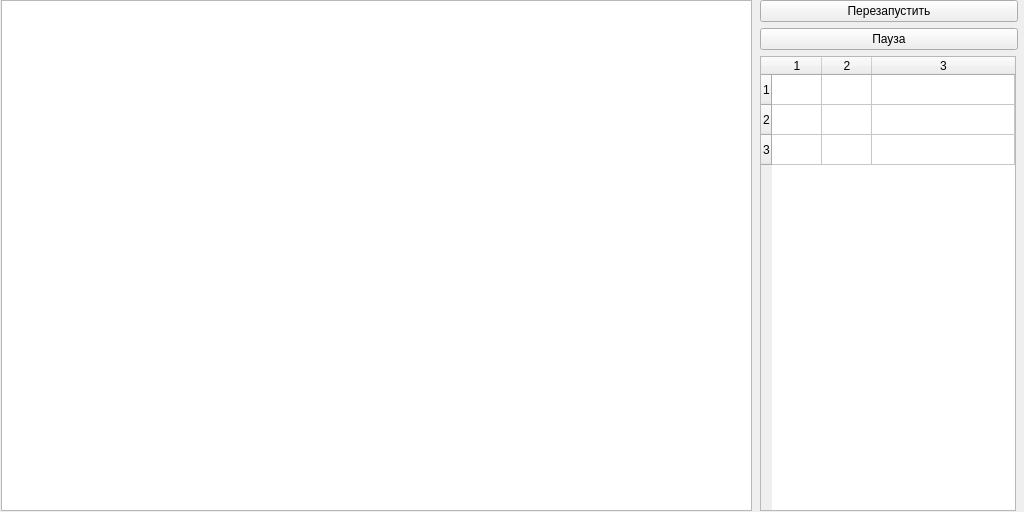
First picture: the form in data_graph.ui, repository a-styuf/oai_dd_pk, before the edit.
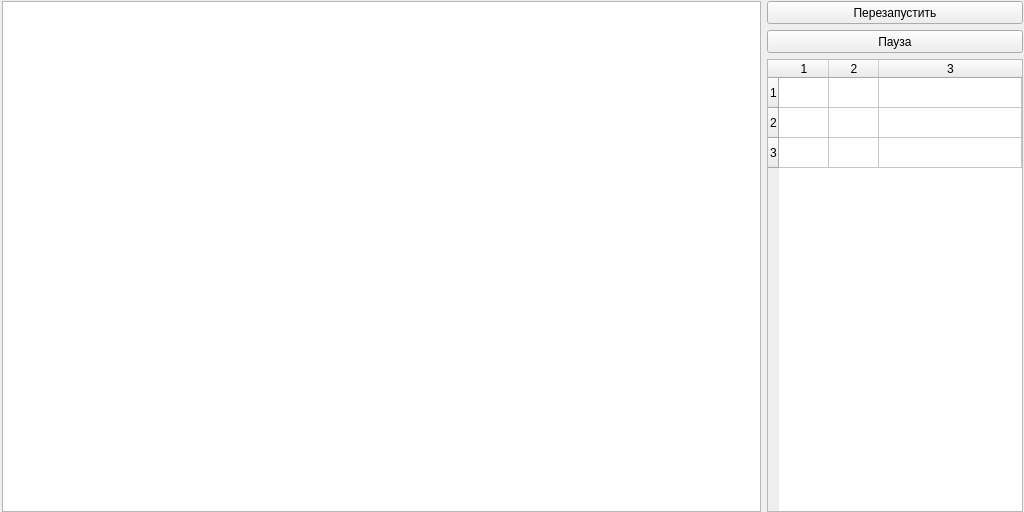
Second picture: the form after the edit.

```diff
--- a/data_graph.ui
+++ b/data_graph.ui
@@ -28,24 +28,45 @@
   <widget class="QWidget" name="layoutWidget">
    <property name="geometry">
     <rect>
-     <x>760</x>
-     <y>0</y>
-     <width>258</width>
+     <x>2</x>
+     <y>1</y>
+     <width>1021</width>
      <height>511</height>
     </rect>
    </property>
+   <layout class="QHBoxLayout" name="horizontalLayout">
+    <item>
+     <widget class="QGraphicsView" name="graphicsViews">
+      <property name="sizePolicy">
+       <sizepolicy hsizetype="Expanding" vsizetype="Expanding">
+        <horstretch>0</horstretch>
+        <verstretch>0</verstretch>
+       </sizepolicy>
+      </property>
+     </widget>
+    </item>
+    <item>
    <layout class="QVBoxLayout" name="verticalLayout">
     <property name="sizeConstraint">
-     <enum>QLayout::SetDefaultConstraint</enum>
+       <enum>QLayout::SetMinimumSize</enum>
     </property>
     <item>
      <widget class="QPushButton" name="restartButton">
+        <property name="enabled">
+         <bool>true</bool>
+        </property>
       <property name="sizePolicy">
-       <sizepolicy hsizetype="Expanding" vsizetype="Fixed">
+         <sizepolicy hsizetype="Fixed" vsizetype="Fixed">
         <horstretch>0</horstretch>
         <verstretch>0</verstretch>
        </sizepolicy>
       </property>
+        <property name="minimumSize">
+         <size>
+          <width>256</width>
+          <height>23</height>
+         </size>
+        </property>
       <property name="text">
        <string>Перезапустить</string>
       </property>
@@ -54,11 +75,17 @@
     <item>
      <widget class="QPushButton" name="pauseButton">
       <property name="sizePolicy">
-       <sizepolicy hsizetype="Expanding" vsizetype="Fixed">
+         <sizepolicy hsizetype="Fixed" vsizetype="Fixed">
         <horstretch>0</horstretch>
         <verstretch>0</verstretch>
        </sizepolicy>
       </property>
+        <property name="minimumSize">
+         <size>
+          <width>256</width>
+          <height>23</height>
+         </size>
+        </property>
       <property name="text">
        <string>Пауза</string>
       </property>
@@ -124,22 +151,8 @@
      </widget>
     </item>
    </layout>
-  </widget>
-  <widget class="QGraphicsView" name="graphicsViews">
-   <property name="geometry">
-    <rect>
-     <x>1</x>
-     <y>0</y>
-     <width>751</width>
-     <height>511</height>
-    </rect>
-   </property>
-   <property name="sizePolicy">
-    <sizepolicy hsizetype="Expanding" vsizetype="Expanding">
-     <horstretch>0</horstretch>
-     <verstretch>0</verstretch>
-    </sizepolicy>
-   </property>
+    </item>
+   </layout>
   </widget>
  </widget>
  <resources/>
```
Lines whose indentation alone changed are shown as unchanged.
